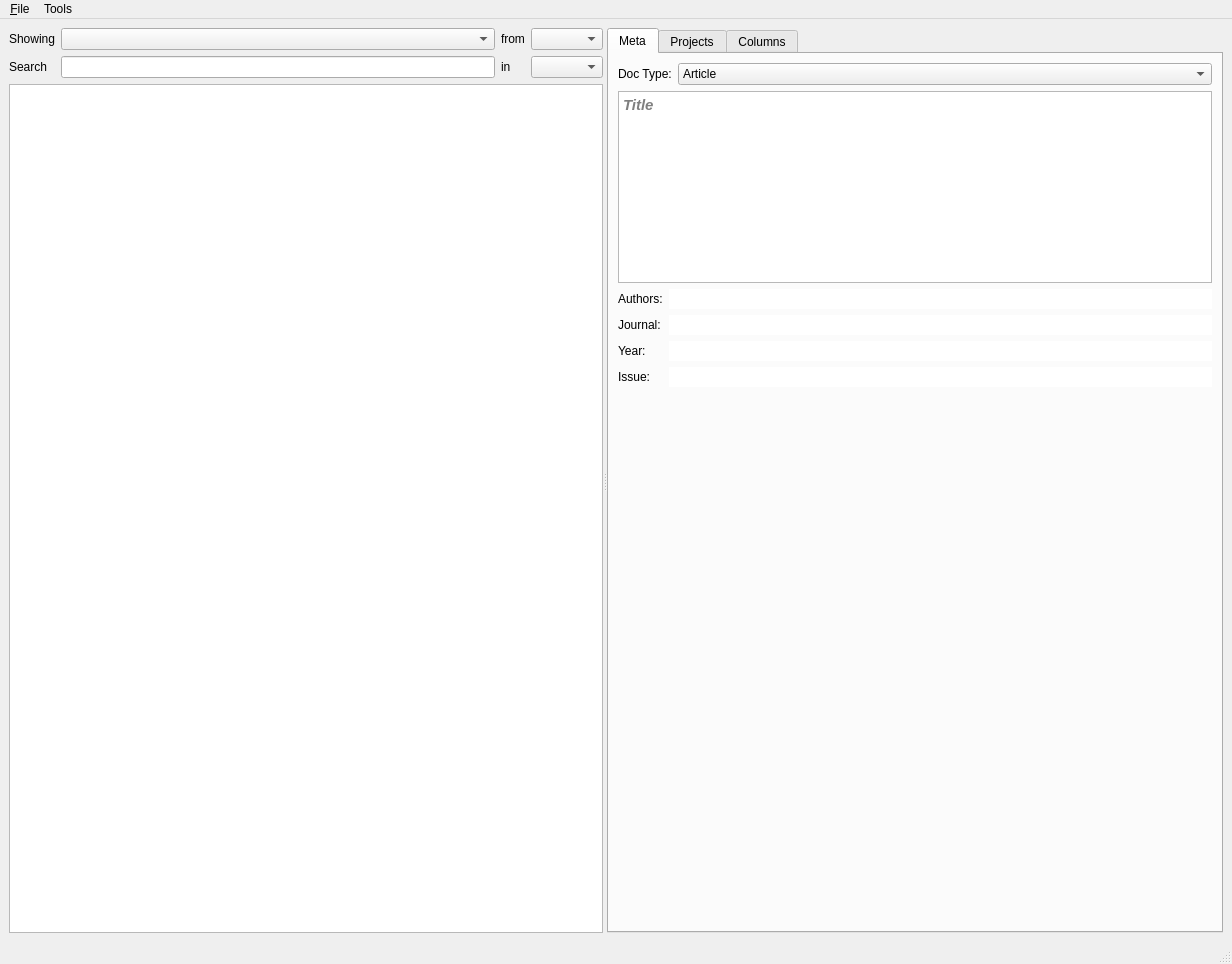
This is lib/mainlayout.ui in elansegarra/ArDa as Qt 5 draws it before an edit. The edited form follows.
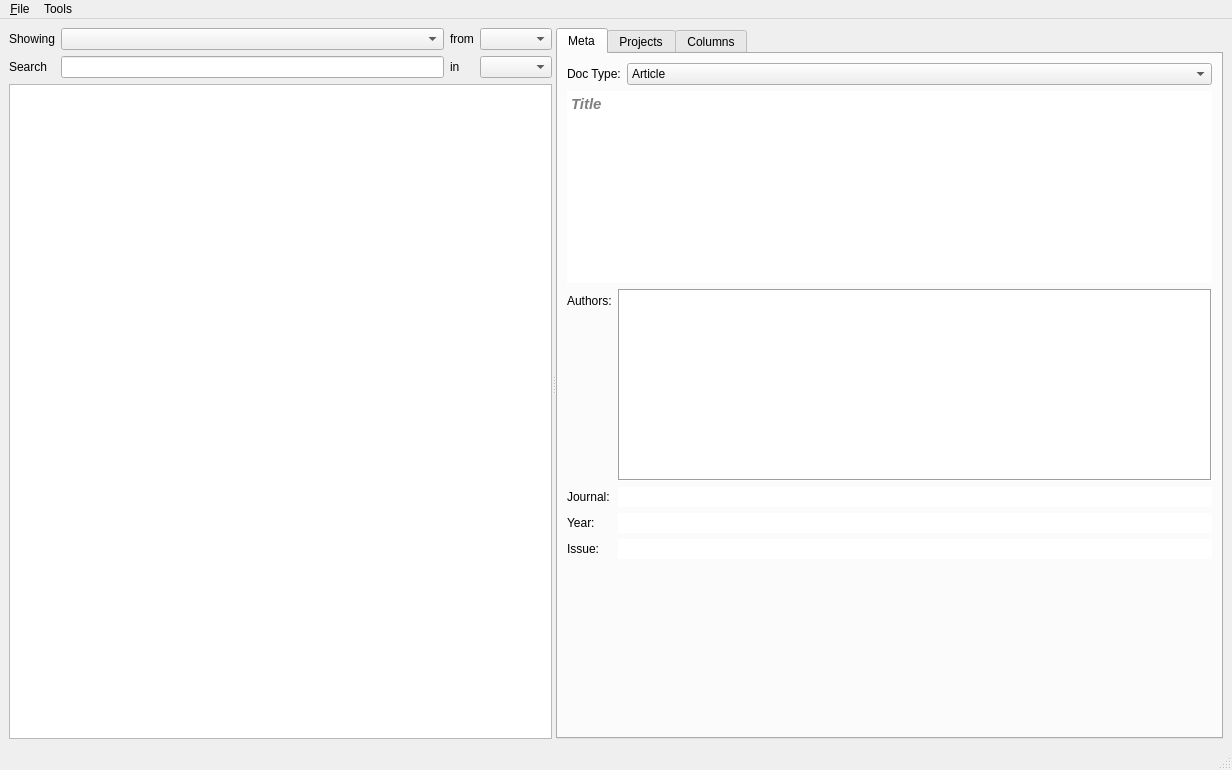
This is the edited form. The open tabs and pages were chosen to show the change.

Commit message: Changed author field to text edit (for multiline) and splits authors up on their own lines.

Diff of the .ui file:
```diff
--- a/lib/mainlayout.ui
+++ b/lib/mainlayout.ui
@@ -7,7 +7,7 @@
     <x>0</x>
     <y>0</y>
     <width>1232</width>
-    <height>964</height>
+    <height>770</height>
    </rect>
   </property>
   <property name="windowTitle">
@@ -162,6 +162,9 @@
              <bold>true</bold>
             </font>
            </property>
+           <property name="frameShape">
+            <enum>QFrame::NoFrame</enum>
+           </property>
            <property name="lineWidth">
             <number>0</number>
            </property>
@@ -172,6 +175,9 @@
          </item>
          <item>
           <layout class="QFormLayout" name="formLayout">
+           <property name="formAlignment">
+            <set>Qt::AlignLeading|Qt::AlignLeft|Qt::AlignVCenter</set>
+           </property>
            <item row="3" column="0">
             <widget class="QLabel" name="label_9">
              <property name="text">
@@ -186,16 +192,6 @@
              </property>
             </widget>
            </item>
-           <item row="0" column="1">
-            <widget class="QLineEdit" name="lineEdit_Authors">
-             <property name="frame">
-              <bool>false</bool>
-             </property>
-             <property name="alignment">
-              <set>Qt::AlignLeading|Qt::AlignLeft|Qt::AlignVCenter</set>
-             </property>
-            </widget>
-           </item>
            <item row="1" column="0">
             <widget class="QLabel" name="label_3">
              <property name="text">
@@ -231,6 +227,19 @@
              </property>
             </widget>
            </item>
+           <item row="0" column="1">
+            <widget class="QTextEdit" name="textEdit_Authors">
+             <property name="sizePolicy">
+              <sizepolicy hsizetype="Expanding" vsizetype="MinimumExpanding">
+               <horstretch>0</horstretch>
+               <verstretch>0</verstretch>
+              </sizepolicy>
+             </property>
+             <property name="frameShape">
+              <enum>QFrame::Box</enum>
+             </property>
+            </widget>
+           </item>
           </layout>
          </item>
          <item>
```
Left out of the diff: 2 changed lines with no effect on the pictures. The commit also changes 2 other files.
